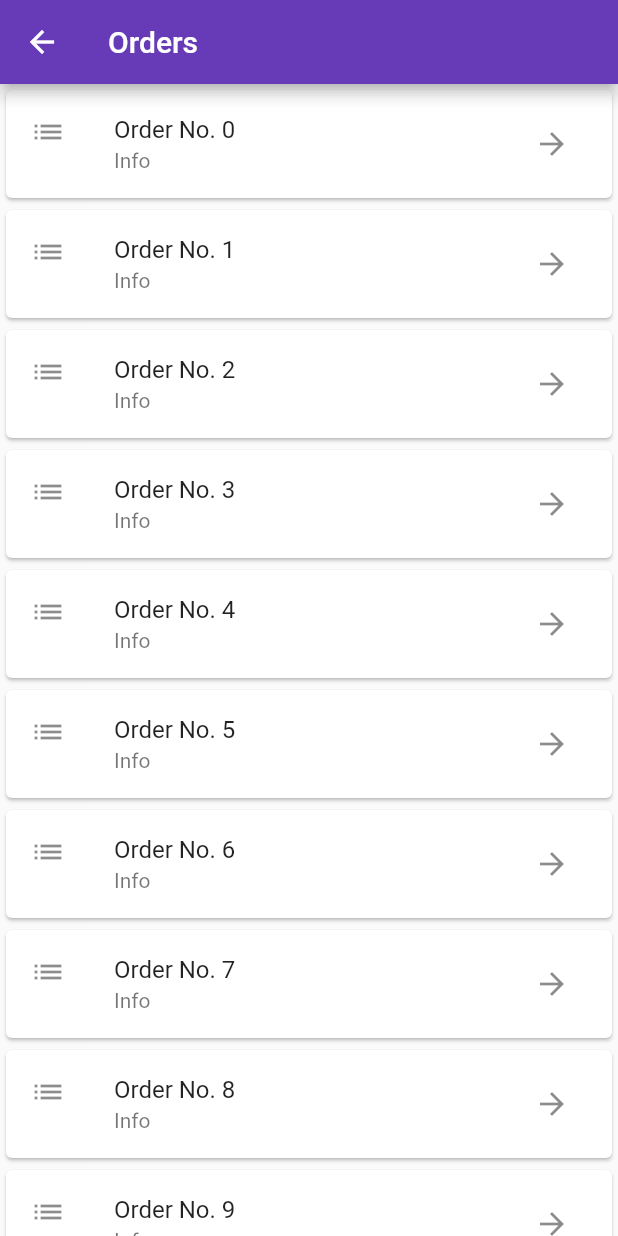
After one commit to AryanMan12/all_sweets, a Flutter app: the OrderList screen opened directly, on a phone screen of 412 x 824 dp. The commit adds this screen. Run offline on Flutter 3.47's test engine with Material 2 defaults, Android fonts, the phone set to English and light mode, and no system bars; our stand-ins replace lottie; network calls fail.

Commit message:
changes in order list and order bill details pages

```diff
--- a/lib/Login&SignUp/sign_up.dart
+++ b/lib/Login&SignUp/sign_up.dart
@@ -2,6 +2,7 @@ import 'dart:ui';
 
 import 'package:all_sweets/Customer/card_horizontal.dart';
 import 'package:all_sweets/Customer/customer_main.dart';
+import 'package:all_sweets/Owner/order_list.dart';
 import 'package:flutter/material.dart';
 
 class SignUpPage extends StatefulWidget {
@@ -175,7 +176,7 @@ class _SignUpPageState extends State<SignUpPage> {
                   onTap: () => Navigator.push(
                       context,
                       MaterialPageRoute(
-                          builder: (context) => CustomerBottomNav())),
+                          builder: (context) => OrderList())),
                   child: Container(
                     padding: EdgeInsets.all(20),
                     decoration: BoxDecoration(
--- /dev/null
+++ b/lib/Owner/order_list.dart
@@ -0,0 +1,49 @@
+import 'package:all_sweets/Owner/order_bill_details.dart';
+import 'package:flutter/material.dart';
+
+class OrderList extends StatefulWidget {
+  const OrderList({Key? key}) : super(key: key);
+
+  @override
+  State<OrderList> createState() => _OrderListState();
+}
+
+class _OrderListState extends State<OrderList> {
+  @override
+  Widget build(BuildContext context) {
+    return Scaffold(
+      appBar: AppBar(
+        title: Text(
+          'Orders',
+        ),
+        backgroundColor: Colors.deepPurple,
+      ),
+      body: _buildListView(context),
+    );
+  }
+}
+
+ListView _buildListView(BuildContext context) {
+  return ListView.builder(
+    itemCount: 50,
+    itemBuilder: (_, index) {
+      return Card(
+        child: ListTile(
+        title: Text('Order No. $index'),
+        subtitle: Text('Info'),
+        leading: Icon(Icons.list),
+        trailing: IconButton(
+          icon: Icon(Icons.arrow_forward),
+          onPressed: () {
+            Navigator.push(
+              context,
+              MaterialPageRoute(
+                builder: (context) => BillDetails(index)
+              ),
+            );
+          }),
+        ),
+      );
+    },
+  );
+}
```
Also changed, not shown: lib/Owner/order_bill_details.dart (added, +31 -0 lines).
